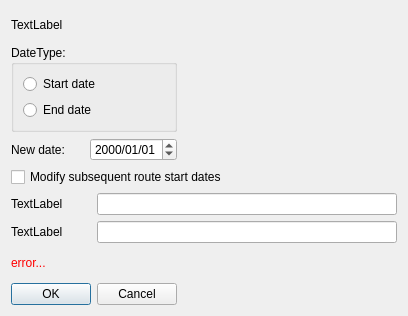
allenck/mapper, file mapper_app/ui/modifyroutedatedlg.ui: the form before one commit.
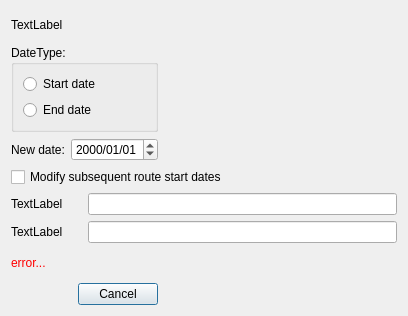
The form after the commit.

The edit to the form file:
```diff
--- a/mapper_app/ui/modifyroutedatedlg.ui
+++ b/mapper_app/ui/modifyroutedatedlg.ui
@@ -152,7 +152,7 @@
       <enum>Qt::Horizontal</enum>
      </property>
      <property name="standardButtons">
-      <set>QDialogButtonBox::Cancel|QDialogButtonBox::Ok</set>
+      <set>QDialogButtonBox::Cancel</set>
      </property>
     </widget>
    </item>
```
